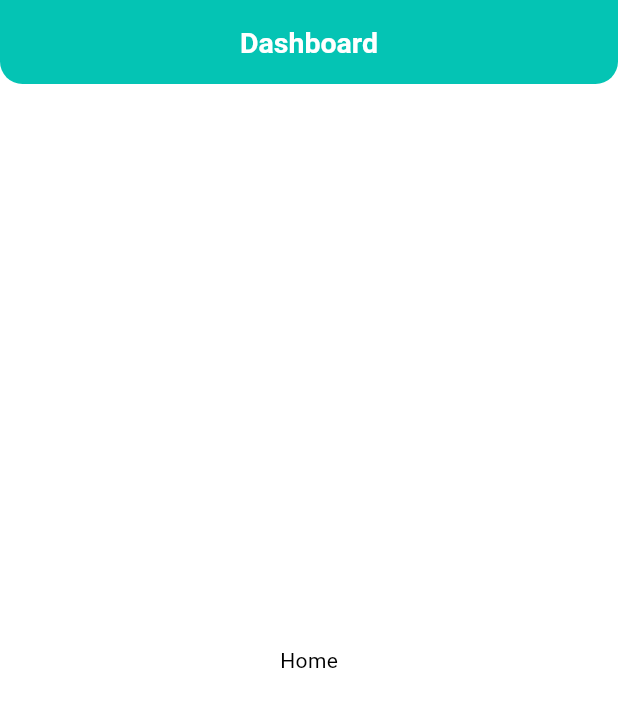
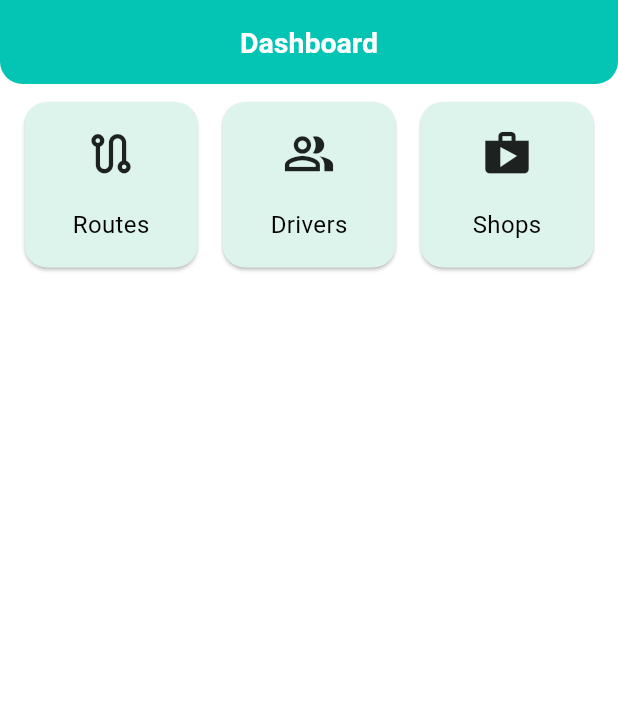
Before and after one commit to Afnanappu/diary_management_app, a Flutter app: the screen it shows after launch, on a phone screen of 412 x 824 dp. Shown: the top 707 px of the screen. Run offline on Flutter 3.47's test engine with Material 3 defaults, Android fonts, the phone set to English and light mode, and no system bars.

Commit message:
created a dashboard with 3 card that navigates to its appropreate screens

```diff
--- a/lib/core/constants/app_colors.dart
+++ b/lib/core/constants/app_colors.dart
@@ -4,4 +4,5 @@ class AppColors {
   static const Color primary = Color(0xFF04C4B4);
   // static const Color primaryDark = Color(0xFF028A82);
   static const Color onPrimary = Color(0xFFFFFFFF);
+  static const Color primaryBackground = Color(0xFFDCF4EC);
 }
--- /dev/null
+++ b/lib/core/constants/app_screen_size.dart
@@ -0,0 +1,18 @@
+import 'package:flutter/widgets.dart';
+
+class AppScreenSize {
+  static late double _height;
+  static late double _width;
+
+  ///Provide the height of the screen.
+  static double get height => _height;
+
+  ///Provide the width of the screen.
+  static double get width => _width;
+
+  ///This function will store the height and width of the app that can later be accessed. It must be called in the MainApp.
+  static void initialize(BuildContext context) {
+    _height = MediaQuery.sizeOf(context).height;
+    _width = MediaQuery.sizeOf(context).width;
+  }
+}
--- /dev/null
+++ b/lib/core/constants/navigation.dart
@@ -0,0 +1,13 @@
+import 'package:flutter/material.dart';
+
+class Nav {
+
+  ///Push a screen on top of the current screen like a stack.
+  static void push(BuildContext context, Widget screen) => Navigator.of(
+    context,
+  ).push(MaterialPageRoute(builder: (context) => screen));
+
+
+  ///Pop a screen from the stack.
+  static void pop(BuildContext context) => Navigator.pop(context);
+}
--- /dev/null
+++ b/lib/features/dashboard/view/components/dashboard_grid_card.dart
@@ -0,0 +1,46 @@
+import 'package:dairy_management_app/core/constants/app_colors.dart';
+import 'package:dairy_management_app/core/constants/app_screen_size.dart';
+import 'package:flutter/material.dart';
+
+class DashboardGridCard extends StatelessWidget {
+  const DashboardGridCard({
+    super.key,
+    required this.icon,
+    required this.title,
+    this.onTap,
+  });
+
+  final IconData icon;
+  final String title;
+  final void Function()? onTap;
+
+  @override
+  Widget build(BuildContext context) {
+    final cardWidth = AppScreenSize.width * .28;
+    return GestureDetector(
+      onTap: onTap,
+      child: Card(
+        color: AppColors.primaryBackground,
+        shape: RoundedRectangleBorder(
+          // side: BorderSide(color: AppColors.primary),
+          borderRadius: BorderRadius.circular(15),
+        ),
+
+        child: SizedBox(
+          height: cardWidth - 5,
+          width: cardWidth,
+          child: Padding(
+            padding: const EdgeInsets.all(8.0),
+            child: Column(
+              mainAxisAlignment: MainAxisAlignment.spaceAround,
+              children: [
+                Icon(icon, size: 35),
+                Text(title, style: TextStyle(fontSize: 16)),
+              ],
+            ),
+          ),
+        ),
+      ),
+    );
+  }
+}
--- /dev/null
+++ b/lib/features/dashboard/view/screens/screen_home.dart
@@ -0,0 +1,40 @@
+import 'package:dairy_management_app/core/components/custom_app_bar.dart';
+import 'package:dairy_management_app/core/constants/navigation.dart';
+import 'package:dairy_management_app/features/dashboard/view/components/dashboard_grid_card.dart';
+import 'package:dairy_management_app/features/driver/view/screens/screen_driver.dart';
+import 'package:flutter/material.dart';
+
+class ScreenHome extends StatelessWidget {
+  const ScreenHome({super.key});
+
+  @override
+  Widget build(BuildContext context) {
+    // final cardHeight = AppScreenSize.height;
+
+    return Scaffold(
+      appBar: CustomAppBar(title: 'Dashboard'),
+      body: Padding(
+        padding: const EdgeInsets.all(8.0),
+        child: ListView(
+          shrinkWrap: true,
+          children: [
+            Row(
+              mainAxisAlignment: MainAxisAlignment.spaceAround,
+              children: [
+                DashboardGridCard(icon: Icons.route_outlined, title: 'Routes'),
+                DashboardGridCard(
+                  icon: Icons.people_alt_outlined,
+                  title: 'Drivers',
+                  onTap: () {
+                    Nav.push(context, ScreenDriver());
+                  },
+                ),
+                DashboardGridCard(icon: Icons.shop, title: 'Shops'),
+              ],
+            ),
+          ],
+        ),
+      ),
+    );
+  }
+}
--- /dev/null
+++ b/lib/features/driver/view/screens/screen_driver.dart
@@ -0,0 +1,10 @@
+import 'package:flutter/material.dart';
+
+class ScreenDriver extends StatelessWidget {
+  const ScreenDriver({super.key});
+
+  @override
+  Widget build(BuildContext context) {
+    return Scaffold(body: ListView(children: []));
+  }
+}
--- a/lib/features/home/screens/screen_home.dart
+++ /dev/null
@@ -1,14 +0,0 @@
-import 'package:dairy_management_app/core/components/custom_app_bar.dart';
-import 'package:flutter/material.dart';
-
-class ScreenHome extends StatelessWidget {
-  const ScreenHome({super.key});
-
-  @override
-  Widget build(BuildContext context) {
-    return Scaffold(
-      appBar: CustomAppBar(title: 'Dashboard'),
-      body: Center(child: Text('Home')),
-    );
-  }
-}
--- a/lib/main.dart
+++ b/lib/main.dart
@@ -1,5 +1,6 @@
+import 'package:dairy_management_app/core/constants/app_screen_size.dart';
 import 'package:dairy_management_app/core/constants/app_theme.dart';
-import 'package:dairy_management_app/features/home/screens/screen_home.dart';
+import 'package:dairy_management_app/features/dashboard/view/screens/screen_home.dart';
 import 'package:flutter/material.dart';
 
 void main() {
@@ -11,6 +12,9 @@ class MyApp extends StatelessWidget {
 
   @override
   Widget build(BuildContext context) {
+    AppScreenSize.initialize(
+      context,
+    ); // To initialize the screen size that will be used later in app.
     return MaterialApp(
       title: 'Flutter Demo',
       theme: AppTheme.lightTheme,
```
Also changed, not shown: lib/features/auth/view/screens/screen_landing.dart (renamed from lib/features/auth/screens/screen_landing.dart), lib/features/auth/view/screens/screen_login.dart (renamed from lib/features/auth/screens/screen_login.dart).
